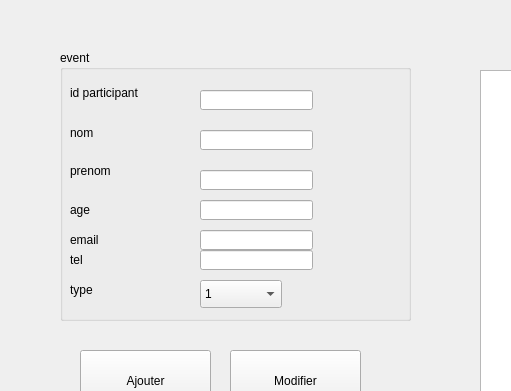
Above: participant.ui from medali141/sunny before the change; both pictures show x 0 to 511 and y 0 to 391 of the 1323 by 662 pixel window. Below: the same form after it.
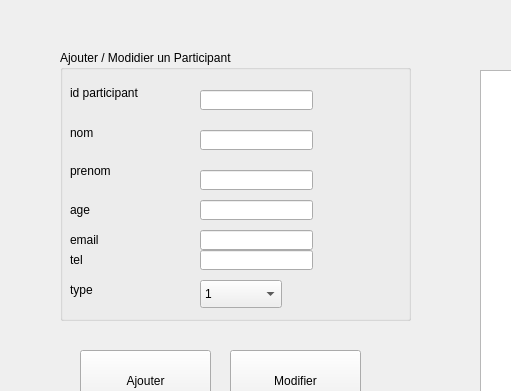
That is the form after the change.

The edit to the form file:
```diff
--- a/participant.ui
+++ b/participant.ui
@@ -118,7 +118,7 @@
     </rect>
    </property>
    <property name="title">
-    <string>event</string>
+    <string>Ajouter / Modidier un Participant</string>
    </property>
    <widget class="QLabel" name="label">
     <property name="geometry">
```
